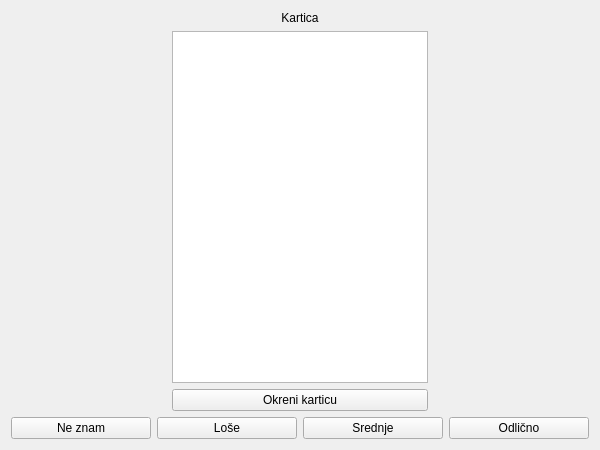
Old version of the form app/forms/studysessionwindow.ui in the repository bogdans55/StudySphere.
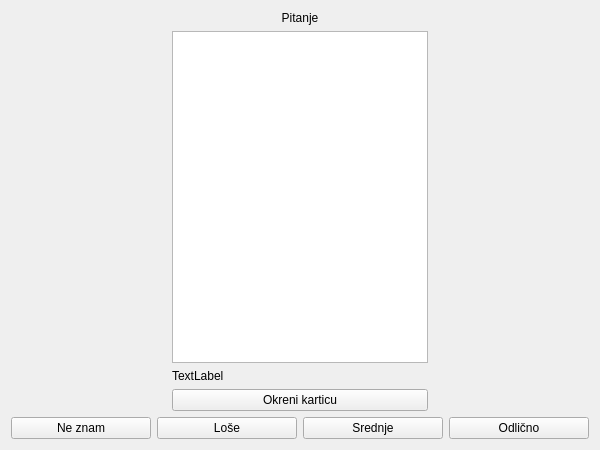
New version of the form. Icons and pictures are not drawn.

Commit message: Added buttons to add images to cards

```diff
--- a/app/forms/studysessionwindow.ui
+++ b/app/forms/studysessionwindow.ui
@@ -38,7 +38,7 @@
        <item>
         <widget class="QLabel" name="label_cardName">
          <property name="text">
-          <string>Kartica</string>
+          <string>Pitanje</string>
          </property>
          <property name="alignment">
           <set>Qt::AlignCenter</set>
@@ -52,6 +52,13 @@
          </property>
         </widget>
        </item>
+       <item>
+        <widget class="QLabel" name="label_cardImage">
+         <property name="text">
+          <string>TextLabel</string>
+         </property>
+        </widget>
+       </item>
        <item>
         <widget class="QPushButton" name="pushButton_flip">
          <property name="text">
```
Left out of the diff: 2 changed lines with no effect on the pictures. The commit also changes 6 other files.
